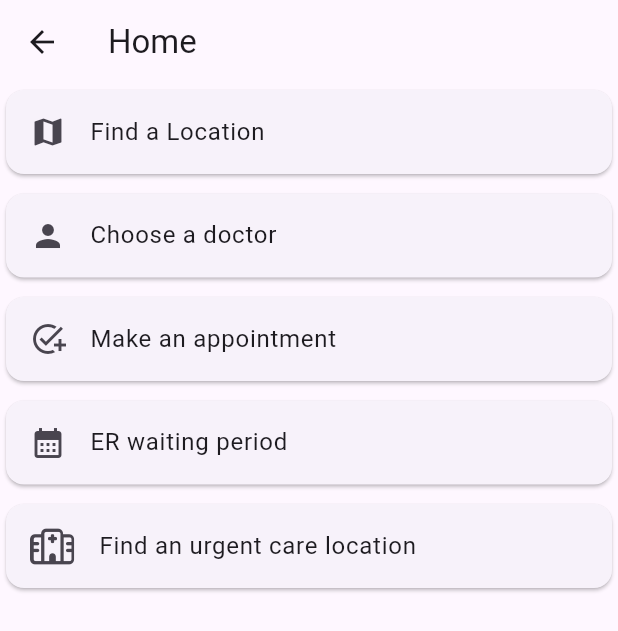
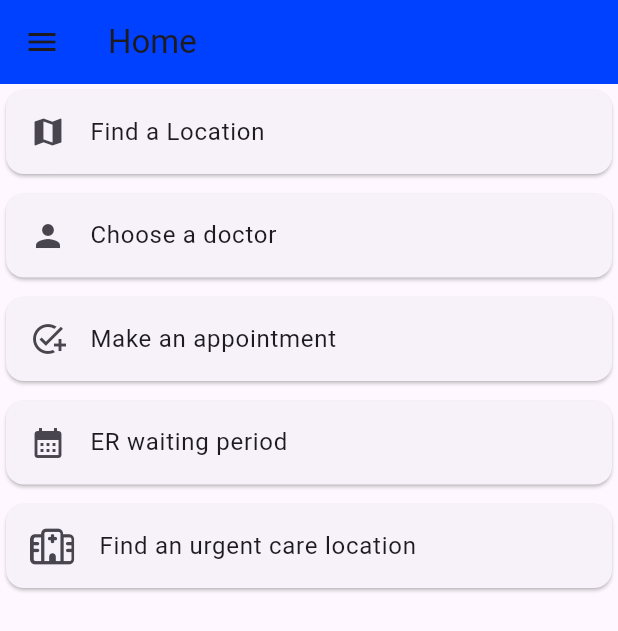
Before and after one commit to Billy272/Health_Plus, a Flutter app: the HomePageScreen screen opened directly, on a phone screen of 412 x 824 dp. Shown: the top 631 px of the screen. Run offline on Flutter 3.47's test engine with Material 3 defaults, Android fonts, the phone set to English and light mode, and no system bars; our stand-ins replace font_awesome_flutter.

Commit message:
chore: Update home page app bar with menu button and background color

```diff
--- a/health_plus/lib/home_page.dart
+++ b/health_plus/lib/home_page.dart
@@ -12,6 +12,14 @@ class HomePageScreen extends StatelessWidget {
   Widget build(BuildContext context) {
     return Scaffold(
       appBar: AppBar(
+        backgroundColor: const Color.fromARGB(255, 0, 64, 255),
+        leading: IconButton(
+          tooltip: MaterialLocalizations.of(context).openAppDrawerTooltip,
+          icon: const Icon(Icons.menu),
+          onPressed: () {
+            Scaffold.of(context).openDrawer();
+          },
+        ),
         title: const Text('Home'),
       ),
       body: Column(
```
